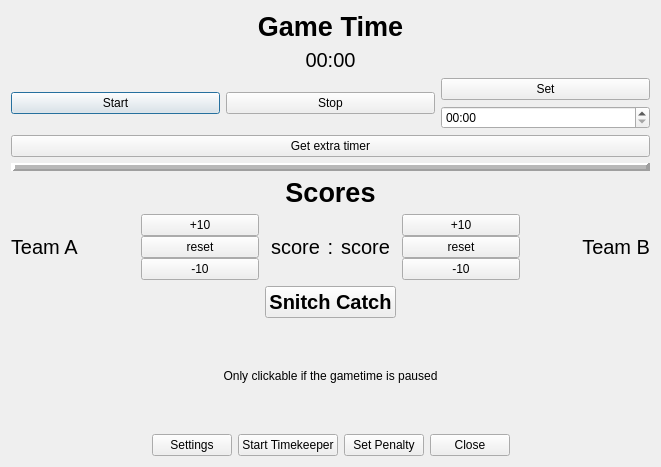
Before: the Qt Designer form Graphical QT5/scores.ui in tillhanke/QuidditchScoreboard, drawn with Qt 5.
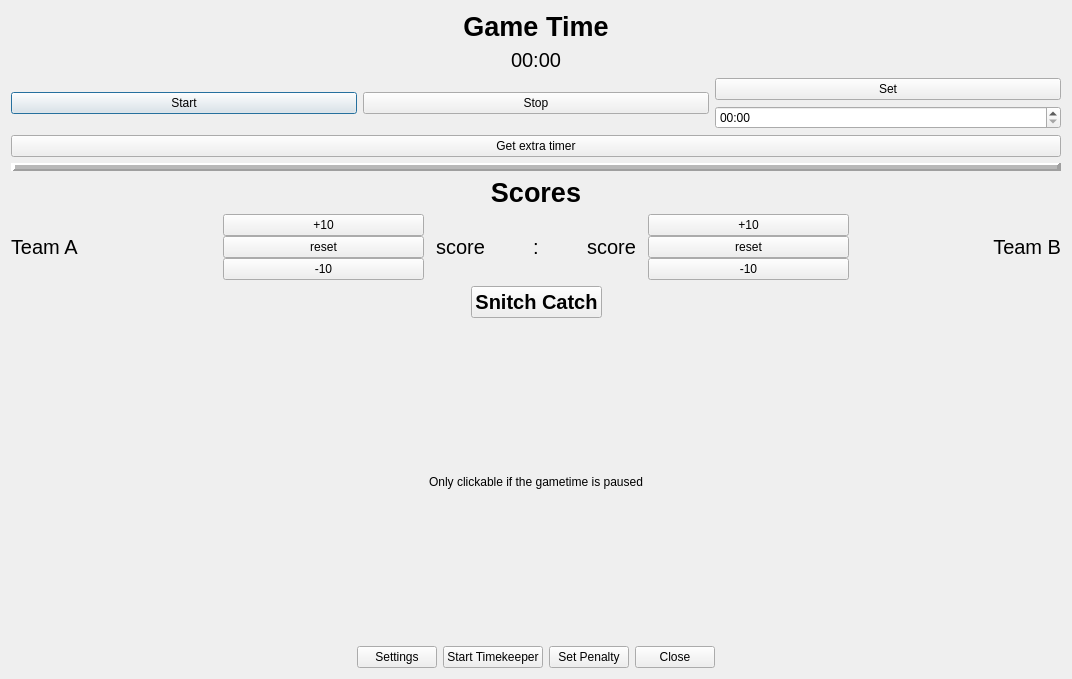
After: the same form once the commit is applied.

```diff
--- a/Graphical QT5/scores.ui
+++ b/Graphical QT5/scores.ui
@@ -6,8 +6,8 @@
    <rect>
     <x>0</x>
     <y>0</y>
-    <width>661</width>
-    <height>467</height>
+    <width>1072</width>
+    <height>679</height>
    </rect>
   </property>
   <property name="windowTitle">
```
